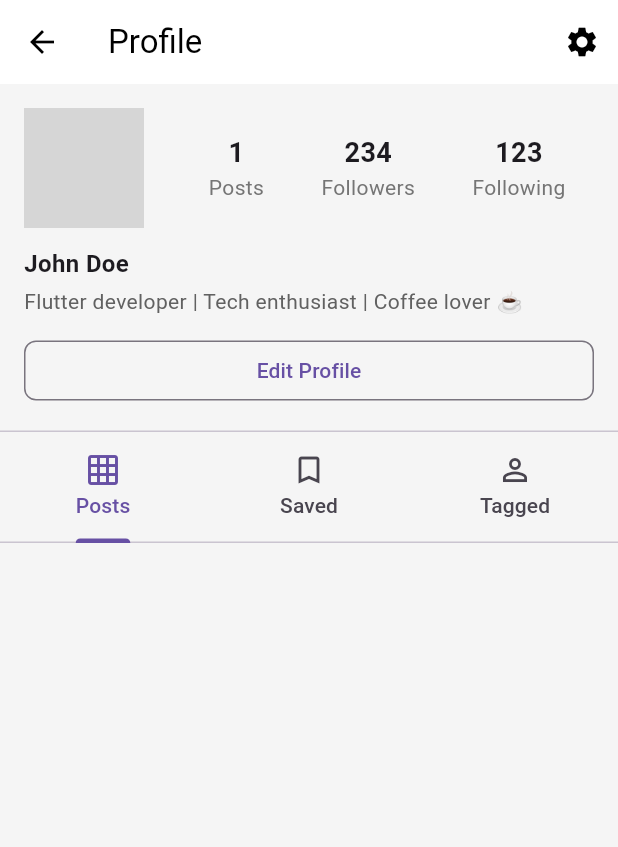
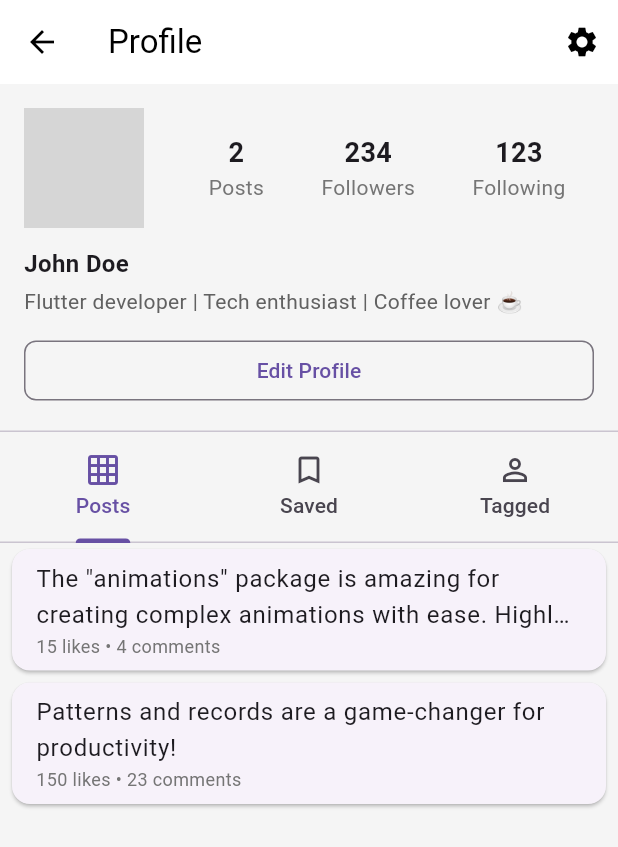
Before and after one commit to aduoke33/2025_LTTBDD_N05_Nhom_4, a Flutter app: the ProfileScreen screen opened directly, on a phone screen of 412 x 824 dp. Shown: the top 847 px of the screen. Run offline on Flutter 3.47's test engine with Material 3 defaults, Android fonts, the phone set to English and light mode, and no system bars; network calls fail; grey boxes are pictures that could not be loaded.

Commit message:
implement posts list view

```diff
--- a/lib/models/post.dart
+++ b/lib/models/post.dart
@@ -6,8 +6,8 @@ class Post {
   final String title;
   final String content;
   final String? imageUrl;
-  int likes;
-  final int comments;
+  int likesCount;
+  final int commentsCount;
   final int shares;
 
   Post({
@@ -16,40 +16,12 @@ class Post {
     this.title = '',
     required this.content,
     this.imageUrl,
-    this.likes = 0,
-    this.comments = 0,
+    this.likesCount = 0,
+    this.commentsCount = 0,
     this.shares = 0,
   });
 }
 
 List<Post> getExamplePosts() {
-  return [
-    Post(
-      author: exampleUser,
-      timeAgo: '5m',
-      title: 'Just discovered a new Flutter package!',
-      content:
-          'The "animations" package is amazing for creating complex animations with ease. Highly recommend checking it out. #flutter #development',
-      likes: 15,
-      comments: 4,
-      shares: 2,
-    ),
-    Post(
-      author: User(
-        id: '2',
-        name: 'Jane Smith',
-        email: 'jane.smith@example.com',
-        avatarUrl: 'https://i.pravatar.cc/150?img=5',
-      ),
-      timeAgo: '1h',
-      title: 'How to manage state in a large application?',
-      content:
-          "I'm looking for advice on the best state management solutions for a large-scale Flutter project. What are your experiences with BLoC, Provider, or Riverpod?",
-      imageUrl:
-          'https://images.unsplash.com/photo-1581291518857-4e27b48ff24e?ixlib=rb-4.0.3&ixid=MnwxMjA3fDB8MHxwaG90by1wYWdlfHx8fGVufDB8fHx8&auto=format&fit=crop&w=1170&q=80',
-      likes: 42,
-      comments: 18,
-      shares: 7,
-    ),
-  ];
+  return [];
 }
--- /dev/null
+++ b/lib/repositories/example_post.dart
@@ -0,0 +1,43 @@
+import 'package:english_forum_app/models/post.dart';
+import 'package:english_forum_app/models/user.dart';
+
+List<Post> getExamplePosts() {
+  return [
+    Post(
+      author: exampleUser,
+      timeAgo: '5m',
+      title: 'Just discovered a new Flutter package!',
+      content:
+          'The "animations" package is amazing for creating complex animations with ease. Highly recommend checking it out. #flutter #development',
+      likesCount: 15,
+      commentsCount: 4,
+      shares: 2,
+    ),
+    Post(
+      author: User(
+        id: '2',
+        name: 'Jane Smith',
+        email: 'jane.smith@example.com',
+        avatarUrl: 'https://i.pravatar.cc/150?img=5',
+      ),
+      timeAgo: '1h',
+      title: 'How to manage state in a large application?',
+      content:
+          "I'm looking for advice on the best state management solutions for a large-scale Flutter project. What are your experiences with BLoC, Provider, or Riverpod?",
+      imageUrl:
+          'https://images.unsplash.com/photo-1581291518857-4e27b48ff24e?ixlib=rb-4.0.3&ixid=MnwxMjA3fDB8MHxwaG90by1wYWdlfHx8fGVufDB8fHx8&auto=format&fit=crop&w=1170&q=80',
+      likesCount: 42,
+      commentsCount: 18,
+      shares: 7,
+    ),
+    Post(
+      author: exampleUser,
+      timeAgo: '3d',
+      title: 'My thoughts on the new Dart 3 features',
+      content: 'Patterns and records are a game-changer for productivity!',
+      likesCount: 150,
+      commentsCount: 23,
+      shares: 12,
+    ),
+  ];
+}
--- a/lib/screens/home_screen.dart
+++ b/lib/screens/home_screen.dart
@@ -95,7 +95,7 @@ class _HomeScreenState extends State<HomeScreen> {
             post: post,
             onLike: () {
               setState(() {
-                post.likes++;
+                post.likesCount++;
               });
             },
             onComment: () {
--- a/lib/screens/profile_screen.dart
+++ b/lib/screens/profile_screen.dart
@@ -1,7 +1,7 @@
-import 'package:english_forum_app/models/post.dart';
+import 'package:english_forum_app/models/user.dart';
+import 'package:english_forum_app/repositories/example_post.dart';
+import 'package:english_forum_app/screens/settings_screen.dart';
 import 'package:flutter/material.dart';
-import '../models/user.dart';
-import 'settings_screen.dart';
 
 class ProfileScreen extends StatefulWidget {
   const ProfileScreen({super.key});
@@ -145,6 +145,58 @@ class _ProfileScreenState extends State<ProfileScreen>
               Tab(icon: Icon(Icons.person_outline), text: 'Tagged'),
             ],
           ),
+          // Tab Views
+          Expanded(
+            child: TabBarView(
+              controller: _tabController,
+              children: [
+                // Posts Tab
+                userPosts.isEmpty
+                    ? const Center(child: Text('No posts yet'))
+                    : ListView.builder(
+                        itemCount: userPosts.length,
+                        itemBuilder: (context, index) {
+                          final post = userPosts[index];
+                          return Card(
+                            margin: const EdgeInsets.symmetric(
+                              horizontal: 8,
+                              vertical: 4,
+                            ),
+                            child: ListTile(
+                              leading: post.imageUrl != null
+                                  ? ClipRRect(
+                                      borderRadius: BorderRadius.circular(4),
+                                      child: Image.network(
+                                        post.imageUrl!,
+                                        width: 50,
+                                        height: 50,
+                                        fit: BoxFit.cover,
+                                      ),
+                                    )
+                                  : null,
+                              title: Text(
+                                post.content,
+                                maxLines: 2,
+                                overflow: TextOverflow.ellipsis,
+                              ),
+                              subtitle: Text(
+                                '${post.likesCount} likes • ${post.commentsCount} comments',
+                                style: TextStyle(
+                                  fontSize: 12,
+                                  color: Colors.grey[600],
+                                ),
+                              ),
+                            ),
+                          );
+                        },
+                      ),
+                // Saved Tab
+                const Center(child: Text('Saved posts feature coming soon')),
+                // Tagged Tab
+                const Center(child: Text('Tagged posts feature coming soon')),
+              ],
+            ),
+          ),
         ],
       ),
     );
--- a/lib/widgets/post_card.dart
+++ b/lib/widgets/post_card.dart
@@ -87,12 +87,12 @@ class PostCard extends StatelessWidget {
               children: [
                 _ActionButton(
                   icon: Icons.favorite_border,
-                  label: post.likes.toString(),
+                  label: post.likesCount.toString(),
                   onTap: onLike,
                 ),
                 _ActionButton(
                   icon: Icons.comment_outlined,
-                  label: post.comments.toString(),
+                  label: post.commentsCount.toString(),
                   onTap: onComment,
                 ),
                 _ActionButton(
```
